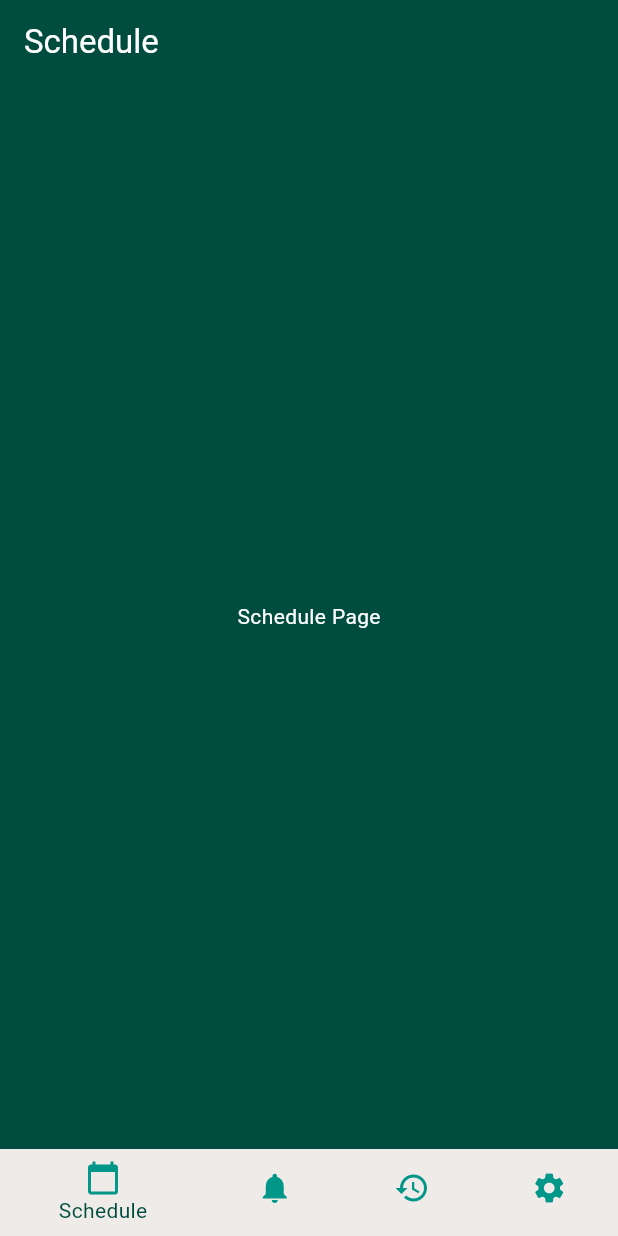
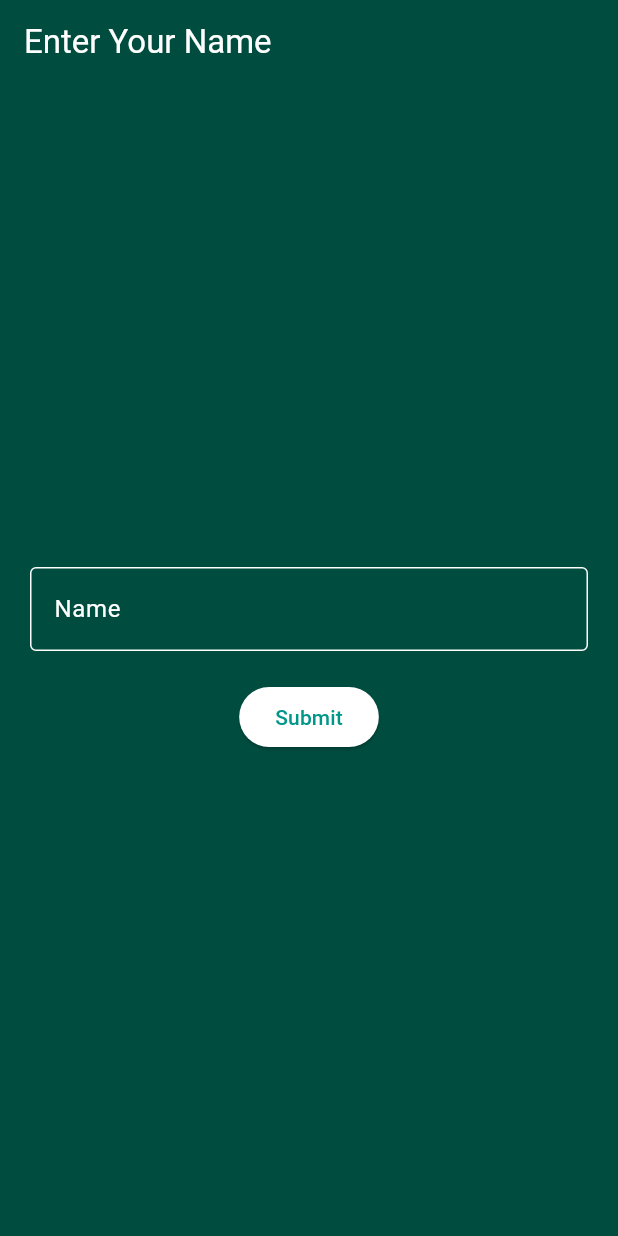
Before and after one commit to R1tMah/Schedule_Maker, a Flutter app: the screen it shows after launch, on a phone screen of 412 x 824 dp. Run offline on Flutter 3.47's test engine with Material 3 defaults, Android fonts, the phone set to English and light mode, and no system bars.

```diff
--- a/lib/main.dart
+++ b/lib/main.dart
@@ -1,12 +1,12 @@
 import 'package:flutter/material.dart';
 
-
+var firstTime = 1;
+var name = '';
 
 /*
 COMMENTS FOR CHANGE:
 ADDED A QUESTION FOR THE QUIZ BUT NEED TO FIGURE OUT HOW TO STORE THE DIFFERENT
 QUESTIONS WITHIN THE APP AND NEED TO FIND A WAY TO CHANGE THE SCREEN AND SEE IF QUESTIONS ARE RIGHT
-
 */
 void main() {
   runApp(const MyApp());
@@ -24,7 +24,7 @@ class MyApp extends StatelessWidget {
         scaffoldBackgroundColor: Colors.teal[900],
         useMaterial3: true,
       ),
-      home: const MyHomePage(),
+      home: const NameInputPage(),
     );
   }
 }
@@ -117,12 +117,77 @@ class _MyHomePageState extends State<MyHomePage> {
   }
 }
 
+
+class NameInputPage extends StatefulWidget {
+  const NameInputPage({Key? key}) : super(key: key);
+
+  @override
+  _NameInputPageState createState() => _NameInputPageState();
+}
+
+class _NameInputPageState extends State<NameInputPage> {
+  TextEditingController _nameController = TextEditingController();
+
+  @override
+  void dispose() {
+    _nameController.dispose();
+    super.dispose();
+  }
+
+  @override
+  Widget build(BuildContext context) {
+    return Scaffold(
+      appBar: AppBar(
+        backgroundColor: Colors.teal[900],
+        title: const Text('Enter Your Name'),
+        foregroundColor: Colors.white,
+      ),
+      body: Padding(
+        padding: const EdgeInsets.all(20.0),
+        child: Column(
+          mainAxisAlignment: MainAxisAlignment.center,
+          children: [
+            TextField(
+              style: TextStyle(
+                color: Colors.white
+              ),
+              controller: _nameController,
+              decoration: InputDecoration(
+                labelText: 'Name',
+                labelStyle: TextStyle(
+                  color: Colors.white
+                ),
+                border: OutlineInputBorder(),
+              ),
+            ),
+            SizedBox(height: 20),
+            ElevatedButton(
+              onPressed: () {
+                // Get the entered name
+                name = _nameController.text;
+                // Call the callback function to pass the name to the parent widget
+                firstTime = 0;
+                // Navigate back
+                Navigator.push(
+                  context,
+                  MaterialPageRoute(builder: (context) => const MyHomePage()),
+                );
+              },
+              child: const Text('Submit'),
+            ),
+          ],
+        ),
+      ),
+    );
+  }
+}
+
 class SchedulePage extends StatelessWidget {
   @override
   Widget build(BuildContext context) {
     return Center(
       child: Text(
-          'Schedule Page',
+          'Hello, ' + name + ', Schedule Page',
           style: TextStyle(color: Colors.white),
           ),
     );
@@ -165,10 +230,9 @@ class SettingsPage extends StatelessWidget {
         children: [
           ElevatedButton(
             onPressed: () {
-              // Action for Retake personalized quiz
               Navigator.push(
                 context,
-                MaterialPageRoute(builder: (context) => RetakePersonalizedQuizPage()),
+                MaterialPageRoute(builder: (context) => QuizApp()),
               );
             },
             child: Text('Retake personalized quiz'),
@@ -223,12 +287,9 @@ class RetakePersonalizedQuizPage extends StatelessWidget {
       body: Center(
         child: ElevatedButton(
           onPressed: () {
-            Navigator.push(
-              context,
-              MaterialPageRoute(builder: (context) =>  QuizApp()),
-            );
+
           },
-          child: const Text('Back to Settings'),
+          child: const Text('Retake Personalized Quiz'),
         ),
       ),
     );
@@ -312,7 +373,7 @@ class _QuizAppState extends State<QuizApp>{
             padding: EdgeInsets.all(10.0),
             child: Center(
               child:
-              Text("I am a ... "),
+              Text("I am a ..."),
             ),// Question section is styled by wrapping it in Center,Padding and Expanded widgets.
           ),
         ),
```
